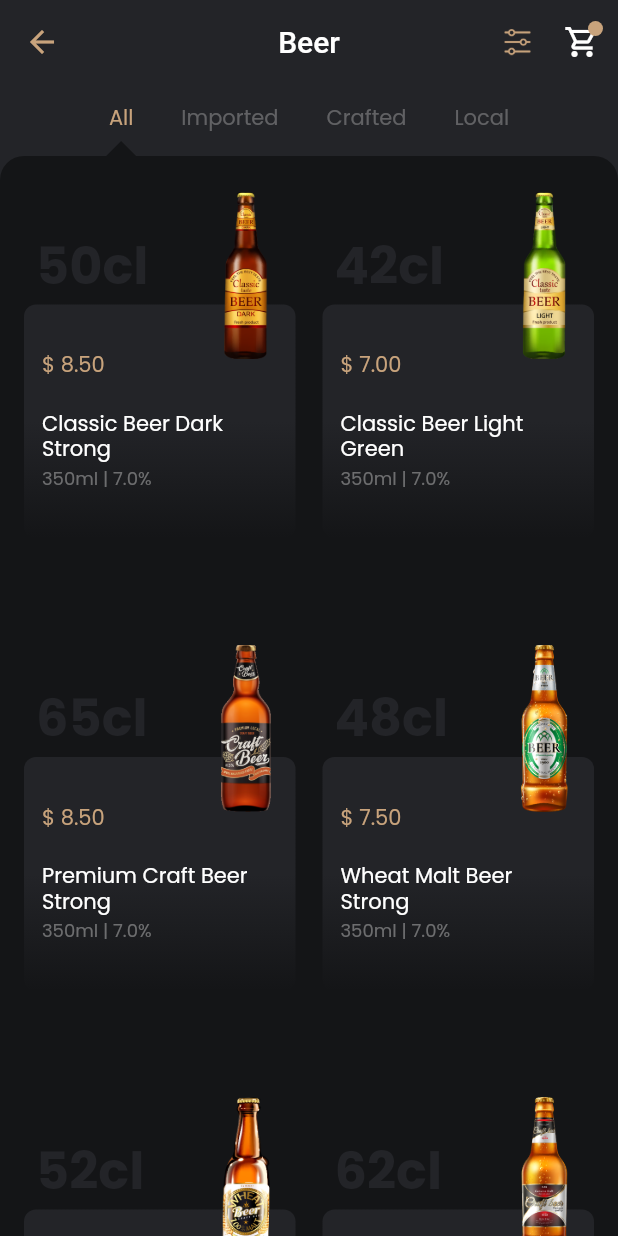
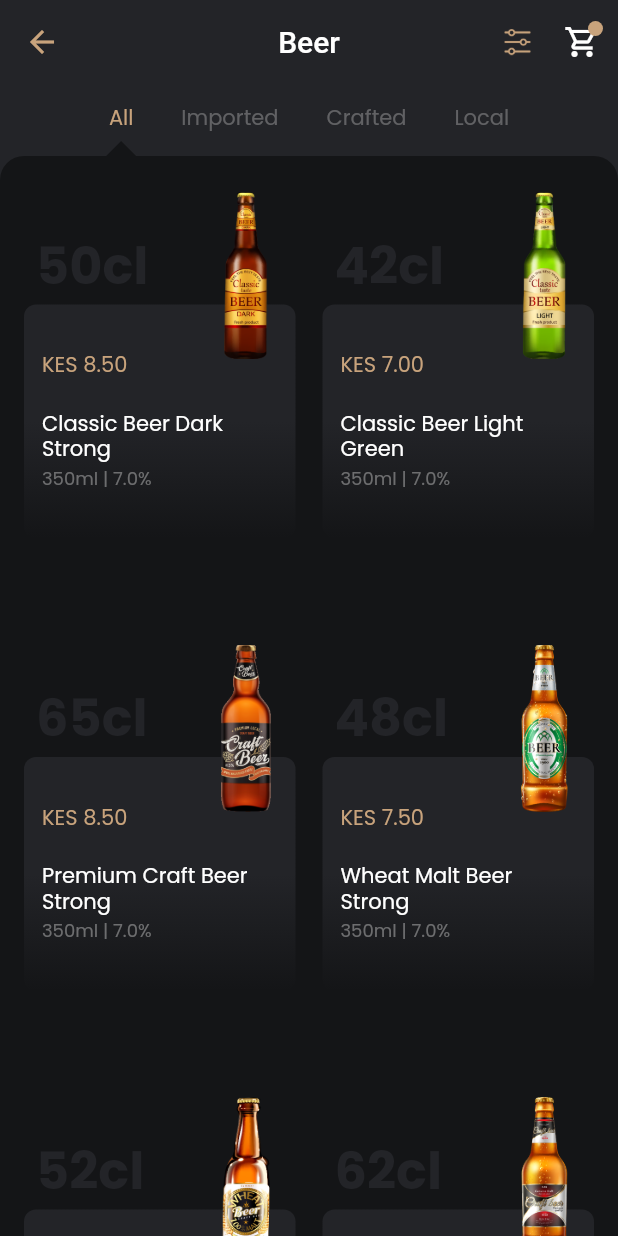
Before and after one commit to lennie-ein/old_barrel, a Flutter app: the BeerPage screen opened by its route, on a phone screen of 412 x 824 dp. Run offline on Flutter 3.47's test engine with Material 2 defaults, Android fonts, the phone set to English and light mode, and no system bars; our stand-ins replace bloc, blur, equatable, flutter_bloc, flutter_phoenix, geocoding and 4 more; missing offline and left inert: animation_wrappers, flutter_polyline_points, solid_bottom_sheet; accounts and stored records are empty.

Commit message:
Changed $ to KES

```diff
--- a/lib/Components/product_gridview.dart
+++ b/lib/Components/product_gridview.dart
@@ -79,7 +79,7 @@ class _ProductGridViewState extends State<ProductGridView> {
                       child: RichText(
                         text: TextSpan(children: [
                           TextSpan(
-                              text: '\$ ${products[index].price}' + '\n\n',
+                              text: 'KES ${products[index].price}' + '\n\n',
                               style: Theme.of(context)
                                   .textTheme
                                   .bodyText1!
```
